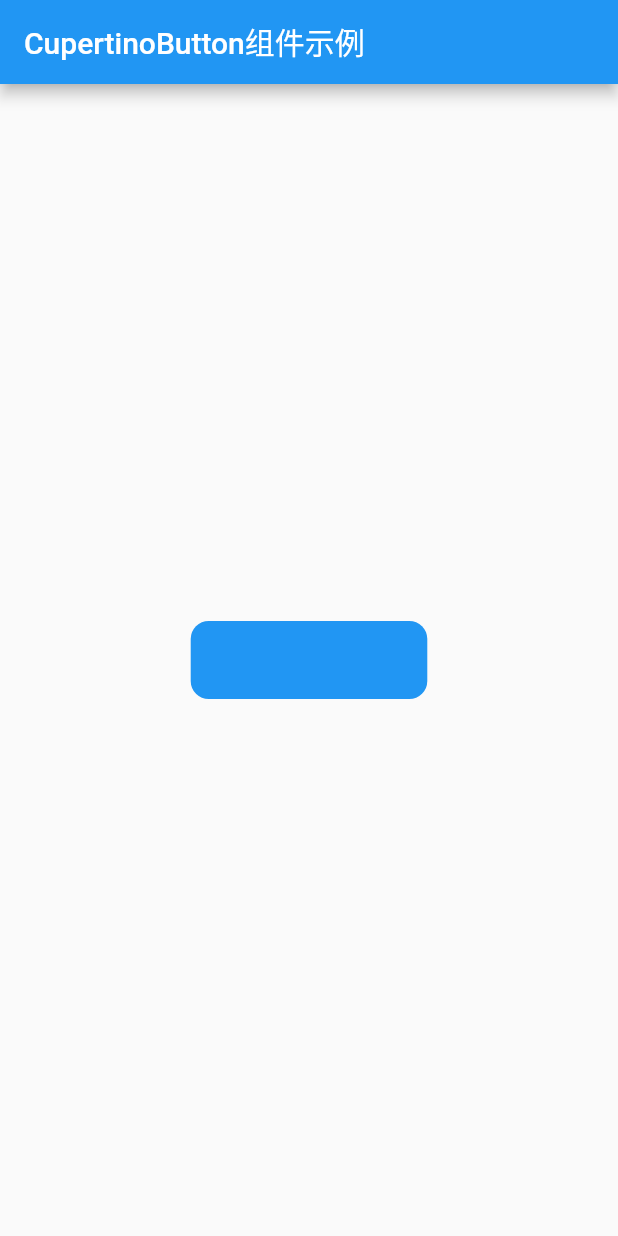
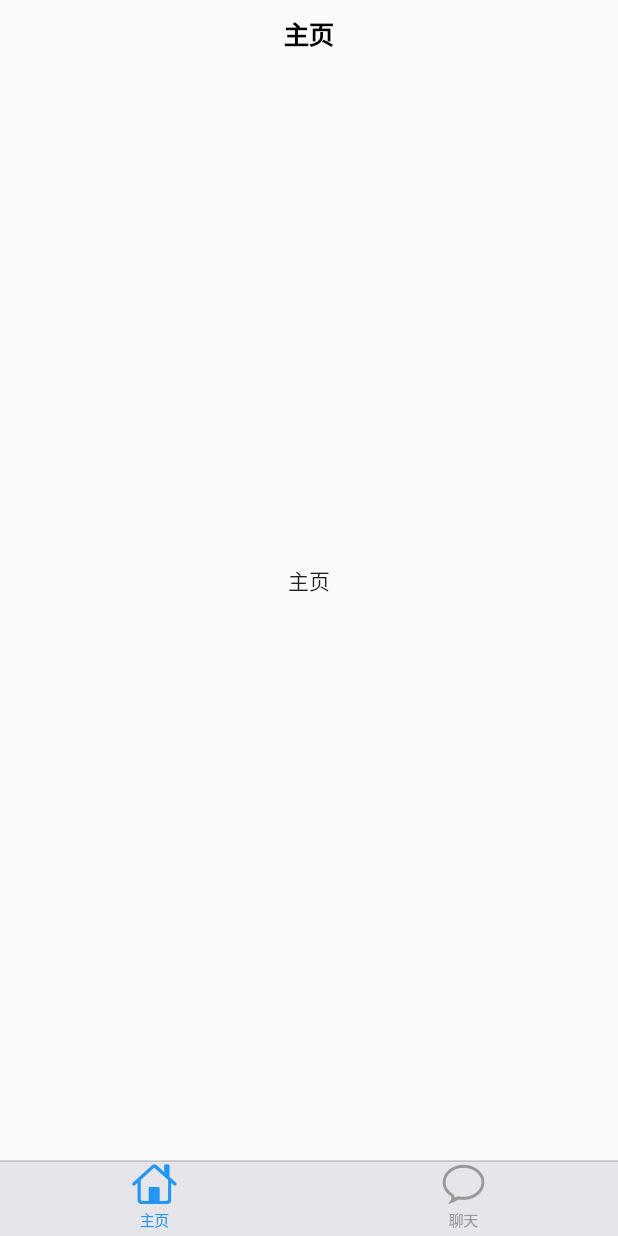
Before and after one commit to wangyu204/flutterHelloWord, a Flutter app: the screen it shows after launch, on a phone screen of 412 x 824 dp. Run offline on Flutter 3.47's test engine with Material 2 defaults, Android fonts, the phone set to English and light mode, and no system bars.

Commit message:
修改内容：Cupertino导航组件（苹果导航组件样式）

```diff
--- a/lib/main.dart
+++ b/lib/main.dart
@@ -7,21 +7,96 @@ class MyApp extends StatelessWidget {
   @override
   Widget build(BuildContext context) {
     return MaterialApp(
-      title: 'CupertinoButton组件示例',
-      home: Scaffold(
-        appBar: AppBar(
-          title: Text('CupertinoButton组件示例'),
-        ),
-        body: Center(
-          child: CupertinoButton(
-            child: Text(//按钮label
-              'CupertinoButton',
-            ),
-            color: Colors.blue,//按钮颜色
-            onPressed: (){},//按下事件回调
+      title: 'Cupertino导航组件集',
+      theme: ThemeData.light(), //浅色主题
+      home: MyPage(),
+    );
+  }
+}
+
+class MyPage extends StatefulWidget {
+  @override
+  _MyPageState createState() => _MyPageState();
+}
+
+class _MyPageState extends State<MyPage> {
+  @override
+  Widget build(BuildContext context) {
+    //最外层导航选项卡
+    return CupertinoTabScaffold(
+      //底部选项卡
+      tabBar: CupertinoTabBar(
+        backgroundColor: CupertinoColors.lightBackgroundGray, //选项卡背景色
+        items: [
+          //选项卡项 包含图标及文字
+          BottomNavigationBarItem(
+            icon: Icon(CupertinoIcons.home),
+            title: Text('主页'),
           ),
+          BottomNavigationBarItem(
+            icon: Icon(CupertinoIcons.conversation_bubble),
+            title: Text('聊天'),
+          ),
+        ],
+      ),
+      tabBuilder: (context, index) {
+        //选项卡绑定的视图
+        return CupertinoTabView(
+          builder: (context) {
+            switch (index) {
+              case 0:
+                return HomePage();
+                break;
+              case 1:
+                return ChatPage();
+                break;
+              default:
+                return Container();
+            }
+          },
+        );
+      },
+    );
+  }
+}
+
+//主页
+class HomePage extends StatelessWidget {
+  @override
+  Widget build(BuildContext context) {
+    return CupertinoPageScaffold(
+      //基本布局结构，包含内容和导航栏
+      navigationBar: CupertinoNavigationBar(
+        //导航栏 只包含中部标题部分
+        middle: Text("主页"),
+      ),
+      child: Center(
+        child: Text(
+          '主页',
+          style: Theme.of(context).textTheme.button,
         ),
       ),
     );
   }
 }
+
+//聊天页面
+class ChatPage extends StatelessWidget {
+  @override
+  Widget build(BuildContext context) {
+    return CupertinoPageScaffold(
+      navigationBar: CupertinoNavigationBar(
+        //导航栏 包含左中右三部分
+        middle: Text("聊天面板"),//中间标题
+        trailing: Icon(CupertinoIcons.add),//右侧按钮
+        leading: Icon(CupertinoIcons.back),//左侧按钮
+      ),
+      child: Center(
+        child: Text(
+          '聊天面板',
+          style: Theme.of(context).textTheme.button,
+        ),
+      ),
+    );
+  }
+}
```
